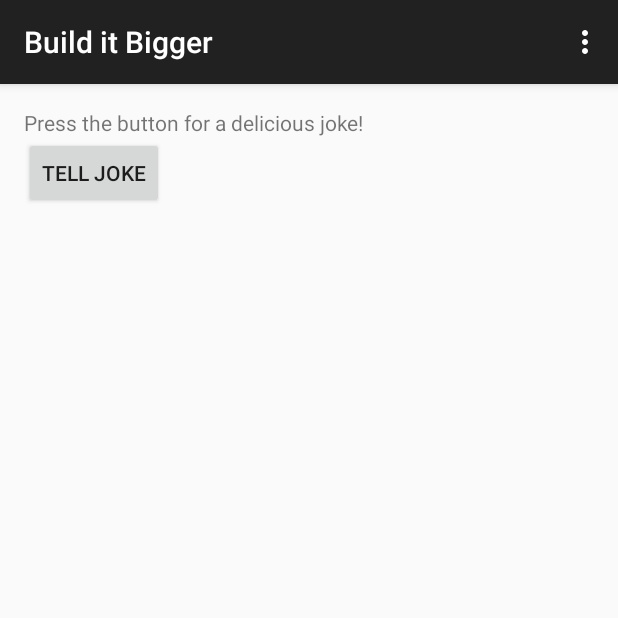
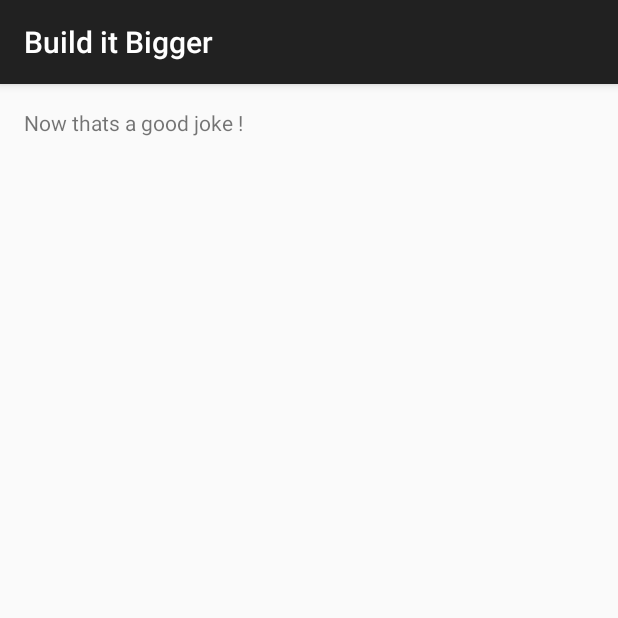
Before and after one commit to bhupendra11/Build_It_Bigger, an Android app: the screen it shows after launch (MainActivity before the commit, JokeActivity after it), after a tap on "TELL JOKE", on a phone screen of 412 x 824 dp, the top half of it. Run offline under Robolectric (Android 15) with nearby library versions, the phone set to English and light mode, and no system bars; our stand-ins replace AdMob.

Commit message:
add android library with activity to display joke

```diff
--- a/app/build.gradle
+++ b/app/build.gradle
@@ -24,5 +24,10 @@ dependencies {
     compile 'com.android.support:appcompat-v7:23.3.0'
     // Added for AdMob
     compile 'com.google.android.gms:play-services:8.4.0'
+    //Added joketeller java lib
     compile project(':joketeller')
+
+    //Add android library for joke
+    compile project(':joketellerandroidlib')
+
 }
--- a/app/src/main/java/com/udacity/gradle/builditbigger/MainActivity.java
+++ b/app/src/main/java/com/udacity/gradle/builditbigger/MainActivity.java
@@ -1,13 +1,15 @@
 package com.udacity.gradle.builditbigger;
 
+import android.content.Intent;
 import android.os.Bundle;
 import android.support.v7.app.ActionBarActivity;
 import android.view.Menu;
 import android.view.MenuItem;
 import android.view.View;
-import android.widget.Toast;
 
 import com.example.Joker;
+
+import bhupendrashekhawat.me.joketellerandroidlib.JokeActivity;
 
 
 public class MainActivity extends ActionBarActivity {
@@ -46,7 +48,11 @@ public class MainActivity extends ActionBarActivity {
         Joker joker = new Joker();
         String joke =joker.getJoke();
 
-        Toast.makeText(this, joke, Toast.LENGTH_SHORT).show();
+        Intent intent = new Intent(this, JokeActivity.class);
+        intent.putExtra("JOKE", joke);
+        startActivity(intent);
+
+       // Toast.makeText(this, joke, Toast.LENGTH_SHORT).show();
     }
 
 
--- /dev/null
+++ b/joketellerandroidlib/src/main/java/bhupendrashekhawat/me/joketellerandroidlib/JokeActivity.java
@@ -0,0 +1,20 @@
+package bhupendrashekhawat.me.joketellerandroidlib;
+
+import android.content.Intent;
+import android.os.Bundle;
+import android.support.v7.app.AppCompatActivity;
+import android.widget.TextView;
+
+public class JokeActivity extends AppCompatActivity {
+
+    @Override
+    protected void onCreate(Bundle savedInstanceState) {
+        super.onCreate(savedInstanceState);
+        setContentView(R.layout.activity_joke);
+
+        Intent intent = getIntent();
+        String joke = intent.getStringExtra("JOKE");
+        TextView jokeView = (TextView) findViewById(R.id.jokeView);
+        jokeView.setText(joke);
+    }
+}
--- /dev/null
+++ b/joketellerandroidlib/src/main/res/layout/activity_joke.xml
@@ -0,0 +1,19 @@
+<?xml version="1.0" encoding="utf-8"?>
+<android.support.constraint.ConstraintLayout xmlns:android="http://schemas.android.com/apk/res/android"
+    xmlns:app="http://schemas.android.com/apk/res-auto"
+    xmlns:tools="http://schemas.android.com/tools"
+    android:id="@+id/activity_joke"
+    android:layout_width="match_parent"
+    android:layout_height="match_parent"
+    tools:context="bhupendrashekhawat.me.joketellerandroidlib.JokeActivity"
+    tools:layout_editor_absoluteX="0dp"
+    tools:layout_editor_absoluteY="81dp">
+
+    <TextView
+        android:text="TextView"
+        android:layout_width="wrap_content"
+        android:layout_height="wrap_content"
+        android:id="@+id/jokeView"
+        android:padding="@dimen/activity_horizontal_margin"
+  />
+</android.support.constraint.ConstraintLayout>
--- /dev/null
+++ b/joketellerandroidlib/src/main/res/values-w820dp/dimens.xml
@@ -0,0 +1,6 @@
+<resources>
+    <!-- Example customization of dimensions originally defined in res/values/dimens.xml
+         (such as screen margins) for screens with more than 820dp of available width. This
+         would include 7" and 10" devices in landscape (~960dp and ~1280dp respectively). -->
+    <dimen name="activity_horizontal_margin">64dp</dimen>
+</resources>
--- /dev/null
+++ b/joketellerandroidlib/src/main/res/values/dimens.xml
@@ -0,0 +1,5 @@
+<resources>
+    <!-- Default screen margins, per the Android Design guidelines. -->
+    <dimen name="activity_horizontal_margin">16dp</dimen>
+    <dimen name="activity_vertical_margin">16dp</dimen>
+</resources>
--- /dev/null
+++ b/joketellerandroidlib/src/main/res/values/strings.xml
@@ -0,0 +1,3 @@
+<resources>
+    <string name="app_name">JokeTellerAndroidLib</string>
+</resources>
--- a/settings.gradle
+++ b/settings.gradle
@@ -1 +1 @@
-include ':app', ':joketeller'
+include ':app', ':joketeller', ':joketellerandroidlib'
```
Also changed, not shown: joketellerandroidlib/build.gradle (added, +31 -0 lines), joketellerandroidlib/src/main/AndroidManifest.xml (added, +12 -0 lines), 6 other files.
